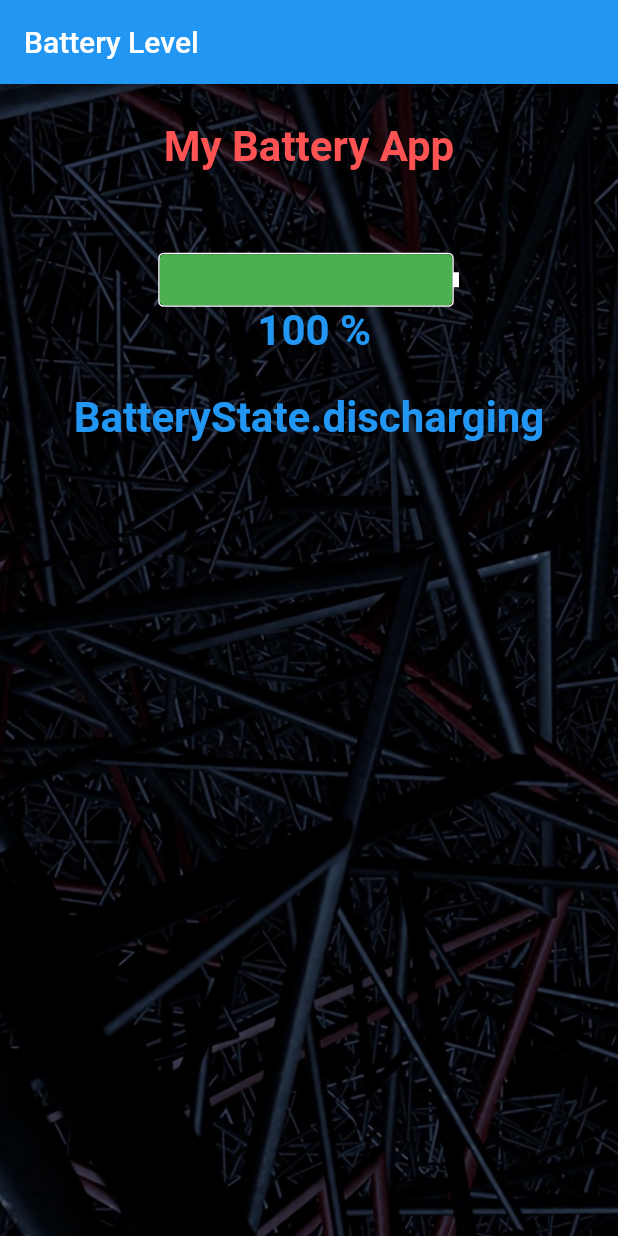
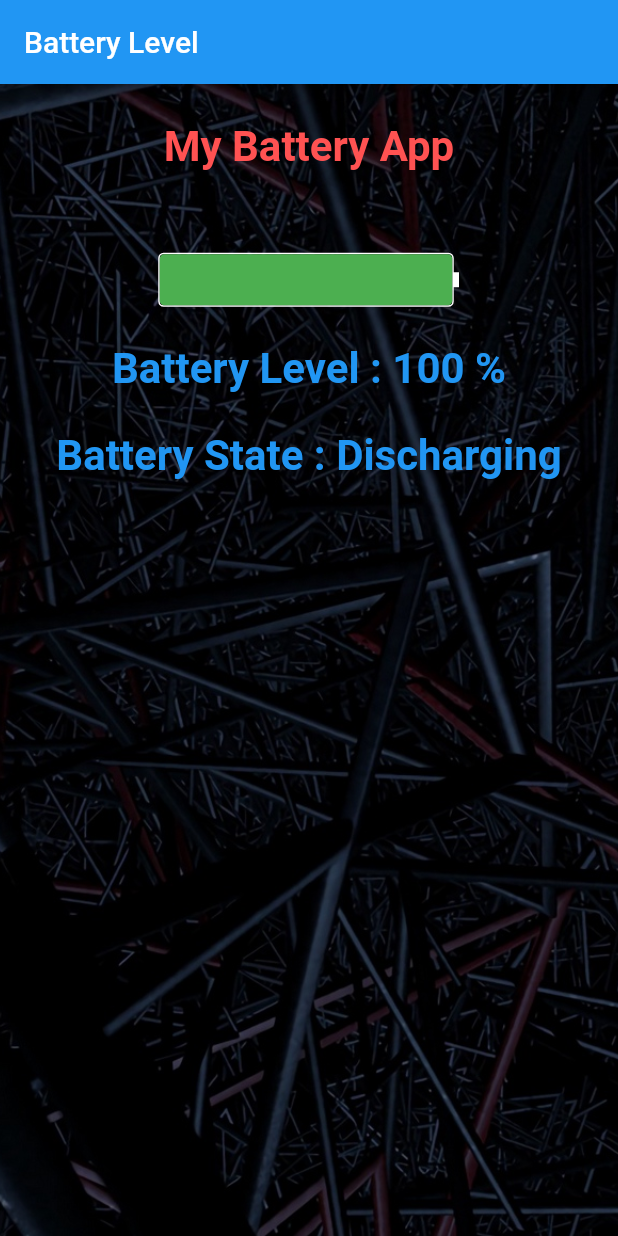
Before and after one commit to miuru/Flutter_BatteryInfo-App, a Flutter app: the screen it shows after launch, on a phone screen of 412 x 824 dp. Run offline on Flutter 3.47's test engine with Material 2 defaults, Android fonts, the phone set to English and light mode, and no system bars; our stand-ins replace battery.

Commit message:
added battery state when discharging

```diff
--- a/lib/main.dart
+++ b/lib/main.dart
@@ -97,8 +97,11 @@ class _BatteryLevelPageState extends State<BatteryLevelPage> {
                     : Container(),
               ),
             ),
+            SizedBox(
+              height: 25.0,
+            ),
             Text(
-              " $_batteryLevel %", //battery level display
+              "Battery Level : $_batteryLevel %", //battery level display
               style: TextStyle(
                   color: Theme.of(context).primaryColor,
                   fontWeight: FontWeight.bold,
@@ -108,7 +111,7 @@ class _BatteryLevelPageState extends State<BatteryLevelPage> {
               height: 25.0,
             ),
             Text(
-              "$_batteryState",
+              printText(_batteryState),
               style: TextStyle(
                   color: Theme.of(context).primaryColor,
                   fontWeight: FontWeight.bold,
@@ -118,6 +121,16 @@ class _BatteryLevelPageState extends State<BatteryLevelPage> {
         ),
       ),
     );
+  }
+}
+
+String printText(text) {
+  if(text == BatteryState.charging ){
+    return "Battery State : Charging";
+  }
+  else{
+    print(text);
+    return "Battery State : Discharging";
   }
 }
 
@@ -179,4 +192,5 @@ class _BatteryLevelPainter extends CustomPainter {
     return old._batteryLevel != _batteryLevel ||
         old._batteryState != _batteryState;
   }
+
 }
```
